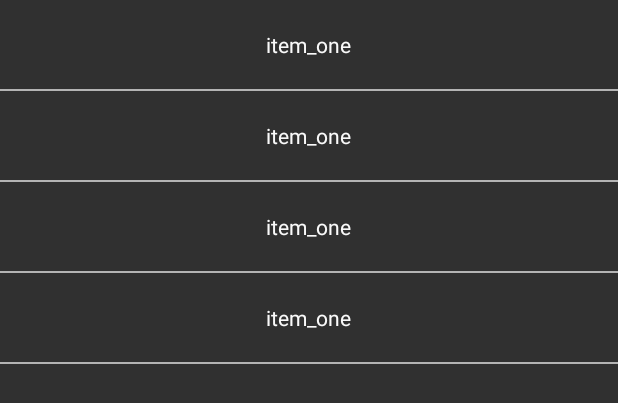
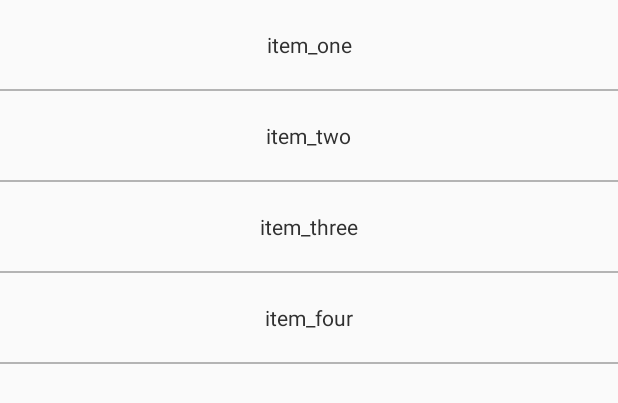
Before and after one commit to xiDaiDai/Gank.IO, an Android app: the layout fragment_left_menu.xml on its own in the app's theme, with its tools: preview values and no code run, on a phone screen of 412 x 824 dp. Shown: the top 403 px of the screen. Run offline under Robolectric (Android 15) with nearby library versions, the phone set to English and light mode, and no system bars.

Commit message:
ui框架

```diff
--- a/app/build.gradle
+++ b/app/build.gradle
@@ -61,5 +61,10 @@ dependencies {
     compile 'com.squareup.okhttp:okhttp:2.5.0'
     apt "org.androidannotations:androidannotations:$AAVersion"
     compile "org.androidannotations:androidannotations-api:$AAVersion"
+    compile 'in.srain.cube:clog:1.0.2'
+    compile 'in.srain.cube:ultra-ptr:1.0.11'
+    compile 'in.srain.cube:cube-sdk:1.0.44@aar'
+    compile 'de.greenrobot:eventbus:2.4.0'
+
 
 }
--- a/app/src/main/res/layout/fragment_left_menu.xml
+++ b/app/src/main/res/layout/fragment_left_menu.xml
@@ -1,17 +1,19 @@
 <?xml version="1.0" encoding="utf-8"?>
 <LinearLayout xmlns:android="http://schemas.android.com/apk/res/android"
     android:orientation="vertical" android:layout_width="match_parent"
-    android:background="@color/background_material_dark"
+    android:background="@color/background_material_light"
     android:layout_height="match_parent">
 
 
     <TextView
-        android:textColor="@color/background_material_light"
+        android:gravity="center"
+        android:textColor="@color/background_material_dark"
         android:padding="20dp"
-        android:layout_width="wrap_content"
+        android:layout_width="match_parent"
         android:layout_height="wrap_content"
         android:text="item_one"
         android:id="@+id/textView"
+
         android:layout_gravity="center_horizontal" />
 
     <View
@@ -19,11 +21,11 @@
         android:layout_height="1dp"
         android:background="#b4b4b4"/>
     <TextView
-        android:textColor="@color/background_material_light"
+        android:textColor="@color/background_material_dark"
         android:padding="20dp"
         android:layout_width="wrap_content"
         android:layout_height="wrap_content"
-        android:text="item_one"
+        android:text="item_two"
         android:id="@+id/textView2"
         android:layout_gravity="center_horizontal" />
 
@@ -32,11 +34,11 @@
         android:layout_height="1dp"
         android:background="#b4b4b4"/>
     <TextView
-        android:textColor="@color/background_material_light"
+        android:textColor="@color/background_material_dark"
         android:padding="20dp"
         android:layout_width="wrap_content"
         android:layout_height="wrap_content"
-        android:text="item_one"
+        android:text="item_three"
         android:id="@+id/textView3"
         android:layout_gravity="center_horizontal" />
 
@@ -47,11 +49,11 @@
 
     <TextView
 
-        android:textColor="@color/background_material_light"
+        android:textColor="@color/background_material_dark"
         android:padding="20dp"
         android:layout_width="wrap_content"
         android:layout_height="wrap_content"
-        android:text="item_one"
+        android:text="item_four"
         android:id="@+id/textView4"
         android:layout_gravity="center_horizontal" />
 
--- a/app/src/main/res/values/styles.xml
+++ b/app/src/main/res/values/styles.xml
@@ -1,9 +1,15 @@
 <resources>
 
-    <!-- Base application theme. -->
-    <style name="AppTheme" parent="Theme.AppCompat.Light.NoActionBar">
-        <!-- Customize your theme here. -->
-        <item name="colorPrimary">@color/background_material_dark</item>
-    </style>
+<!-- Base application theme. -->
+<style name="AppTheme" parent="Theme.AppCompat.Light.NoActionBar">
+    <!-- Customize your theme here. -->
+    <item name="colorPrimary">@color/background_material_dark</item>
+    //设置backarrow 颜色
+    <item name="drawerArrowStyle">@style/AppTheme.DrawerArrowToggle</item>
+</style>
+
+<style name="AppTheme.DrawerArrowToggle" parent="Base.Widget.AppCompat.DrawerArrowToggle">
+    <item name="color">@android:color/white</item>
+</style>
 
 </resources>
```
Also changed, not shown: app/src/main/java/com/isee/goose/MainActivity.java (+38 -3 lines), app/src/main/java/com/isee/goose/fragment/ItemOneFragment.java (added, +29 -0 lines), app/src/main/java/com/isee/goose/fragment/LeftFragment.java (+30 -3 lines), app/src/main/java/com/isee/goose/vo/ItemOne.java (added, +22 -0 lines), app/src/main/res/layout/fragment_item_one.xml (added, +34 -0 lines), 1 other file.
